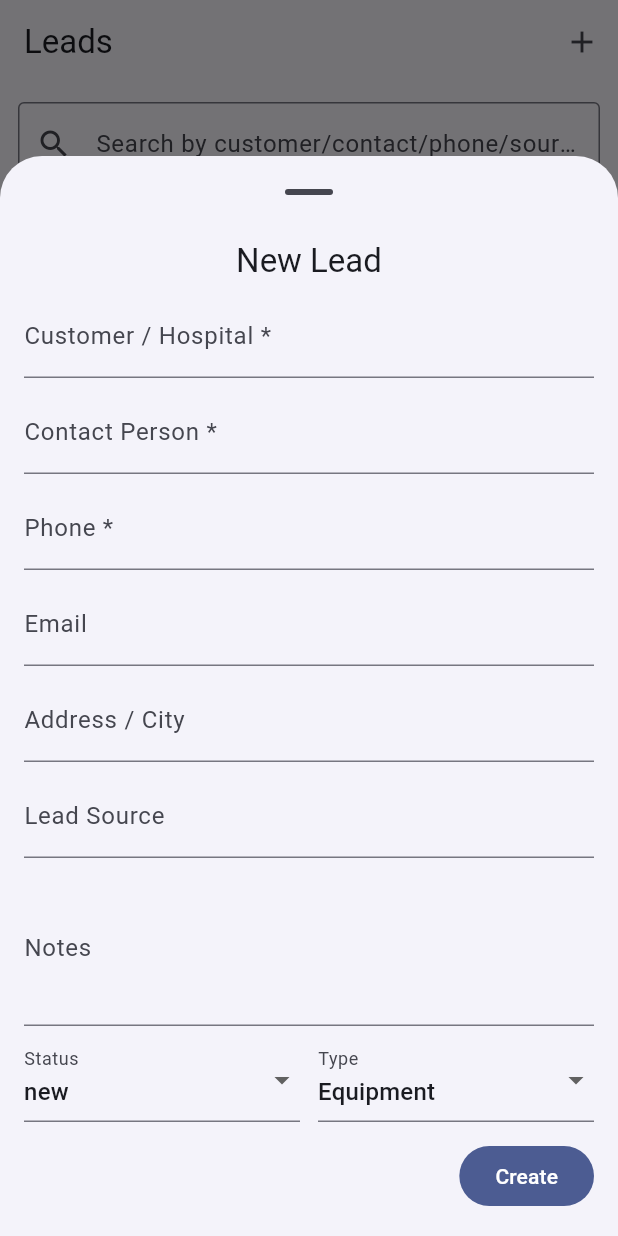
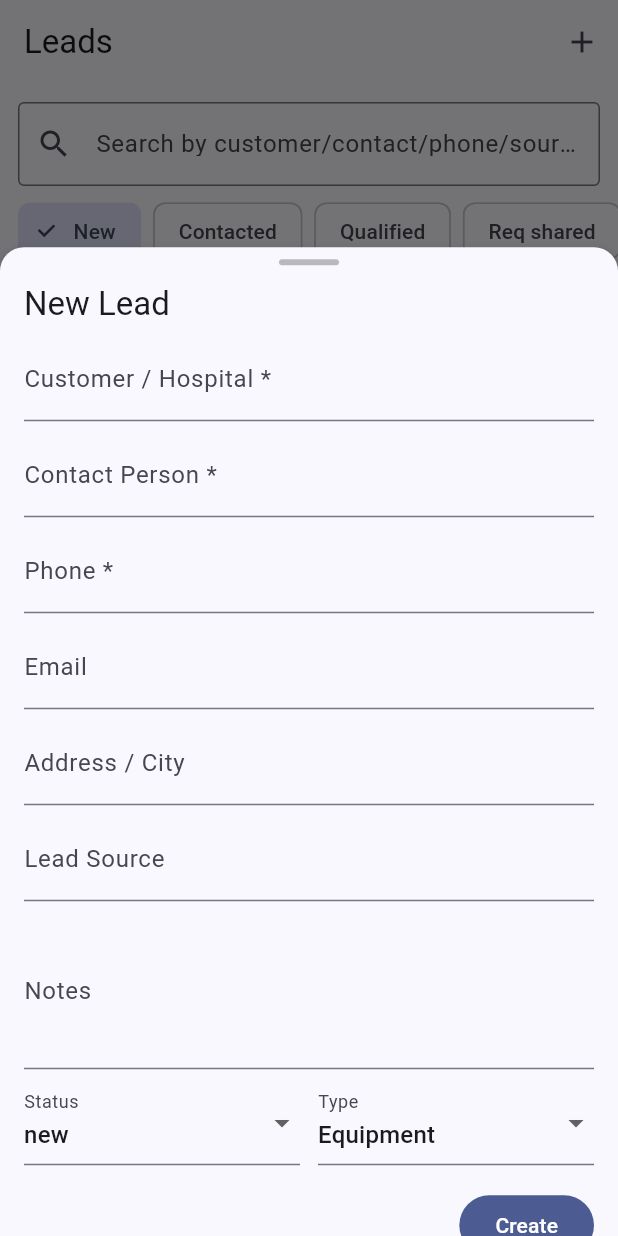
Before and after one commit to Vaibhavugile/medrentapp, a Flutter app: the LeadsScreen screen opened directly with empty values, after a tap on the "add" icon, on a phone screen of 412 x 824 dp. Run offline on Flutter 3.47's test engine with Material 3 defaults, Android fonts, the phone set to English and light mode, and no system bars; our stand-ins replace cloud_firestore, firebase_auth, firebase_core, geolocator, permission_handler; missing offline and left inert: flutter_foreground_task, mobile_scanner; accounts and stored records are empty.

```diff
--- a/lib/marketing/screens/leads_screen.dart
+++ b/lib/marketing/screens/leads_screen.dart
@@ -69,7 +69,6 @@ class _LeadsScreenState extends State<LeadsScreen> {
   }
 
 Future<void> _addLeadSheet() async {
-    // reset
   _customerCtrl.clear();
   _contactCtrl.clear();
   _phoneCtrl.clear();
@@ -83,77 +82,53 @@ class _LeadsScreenState extends State<LeadsScreen> {
   await showModalBottomSheet(
     context: context,
     isScrollControlled: true,
-      showDragHandle: true,
-      builder: (_) => SafeArea(
-        child: Padding(
-          padding: EdgeInsets.only(
-            left: 16, right: 16, top: 8,
-            bottom: 16 + MediaQuery.of(context).viewInsets.bottom,
+    backgroundColor: Colors.transparent,
+    builder: (_) {
+      final kb = MediaQuery.of(context).viewInsets.bottom;
+      return Padding(
+        padding: EdgeInsets.only(bottom: kb), // 🧠 keyboard padding
+        child: DraggableScrollableSheet(
+          expand: false,
+          initialChildSize: 0.8,
+          minChildSize: 0.4,
+          maxChildSize: 0.95,
+          builder: (ctx, scrollController) {
+            return Material(
+              elevation: 6,
+              color: Theme.of(ctx).colorScheme.surface,
+              borderRadius: const BorderRadius.vertical(top: Radius.circular(16)),
+              child: SafeArea(
+                top: false,
+                child: ListView(
+                  controller: scrollController,
+                  padding: const EdgeInsets.fromLTRB(16, 8, 16, 16),
+                  children: [
+                    Center(
+                      child: Container(
+                        width: 40, height: 4,
+                        margin: const EdgeInsets.only(bottom: 12),
+                        decoration: BoxDecoration(
+                          color: Colors.black26,
+                          borderRadius: BorderRadius.circular(2),
                         ),
-          child: SingleChildScrollView(
-            child: Column(
-              mainAxisSize: MainAxisSize.min,
-              children: [
-                Text('New Lead', style: Theme.of(context).textTheme.titleLarge),
+                      ),
+                    ),
+                    Text('New Lead', style: Theme.of(ctx).textTheme.titleLarge),
                     const SizedBox(height: 8),
 
-                Row(children: [
-                  Expanded(child: TextField(
-                    controller: _customerCtrl,
-                    decoration: const InputDecoration(labelText: 'Customer / Hospital *'),
-                  )),
-                ]),
+                    TextField(controller: _customerCtrl, decoration: const InputDecoration(labelText: 'Customer / Hospital *')),
                     const SizedBox(height: 8),
-
-                Row(children: [
-                  Expanded(child: TextField(
-                    controller: _contactCtrl,
-                    decoration: const InputDecoration(labelText: 'Contact Person *'),
-                  )),
-                ]),
+                    TextField(controller: _contactCtrl, decoration: const InputDecoration(labelText: 'Contact Person *')),
                     const SizedBox(height: 8),
-
-                Row(children: [
-                  Expanded(child: TextField(
-                    controller: _phoneCtrl,
-                    keyboardType: TextInputType.phone,
-                    decoration: const InputDecoration(labelText: 'Phone *'),
-                  )),
-                ]),
+                    TextField(controller: _phoneCtrl, keyboardType: TextInputType.phone, decoration: const InputDecoration(labelText: 'Phone *')),
                     const SizedBox(height: 8),
-
-                Row(children: [
-                  Expanded(child: TextField(
-                    controller: _emailCtrl,
-                    keyboardType: TextInputType.emailAddress,
-                    decoration: const InputDecoration(labelText: 'Email'),
-                  )),
-                ]),
+                    TextField(controller: _emailCtrl, keyboardType: TextInputType.emailAddress, decoration: const InputDecoration(labelText: 'Email')),
                     const SizedBox(height: 8),
-
-                Row(children: [
-                  Expanded(child: TextField(
-                    controller: _addrCtrl,
-                    decoration: const InputDecoration(labelText: 'Address / City'),
-                  )),
-                ]),
+                    TextField(controller: _addrCtrl, decoration: const InputDecoration(labelText: 'Address / City')),
                     const SizedBox(height: 8),
-
-                Row(children: [
-                  Expanded(child: TextField(
-                    controller: _sourceCtrl,
-                    decoration: const InputDecoration(labelText: 'Lead Source'),
-                  )),
-                ]),
+                    TextField(controller: _sourceCtrl, decoration: const InputDecoration(labelText: 'Lead Source')),
                     const SizedBox(height: 8),
-
-                Row(children: [
-                  Expanded(child: TextField(
-                    controller: _notesCtrl,
-                    maxLines: 3,
-                    decoration: const InputDecoration(labelText: 'Notes'),
-                  )),
-                ]),
+                    TextField(controller: _notesCtrl, maxLines: 3, decoration: const InputDecoration(labelText: 'Notes')),
                     const SizedBox(height: 8),
 
                     Row(children: [
@@ -164,9 +139,9 @@ class _LeadsScreenState extends State<LeadsScreen> {
                           DropdownMenuItem(value: 'new', child: Text('new')),
                           DropdownMenuItem(value: 'contacted', child: Text('contacted')),
                           DropdownMenuItem(value: 'qualified', child: Text('qualified')),
+                          DropdownMenuItem(value: 'req shared', child: Text('req shared')),
+                          DropdownMenuItem(value: 'converted', child: Text('converted')),
                           DropdownMenuItem(value: 'lost', child: Text('lost')),
-                      DropdownMenuItem(value: 'converted', child: Text('converted')),
-                      DropdownMenuItem(value: 'req shared', child: Text('req shared')),
                         ],
                         onChanged: (v){ if (v!=null) setState(()=>_status = v); },
                       )),
@@ -181,7 +156,7 @@ class _LeadsScreenState extends State<LeadsScreen> {
                         onChanged: (v){ if (v!=null) setState(()=>_type = v); },
                       )),
                     ]),
-                const SizedBox(height: 12),
+                    const SizedBox(height: 16),
 
                     Row(children: [
                       const Spacer(),
@@ -192,10 +167,8 @@ class _LeadsScreenState extends State<LeadsScreen> {
                           final ph   = _phoneCtrl.text.trim();
                           if (cust.isEmpty || cont.isEmpty || ph.isEmpty) {
                             ScaffoldMessenger.of(context).showSnackBar(
-                          const SnackBar(
-                            content: Text('Customer, Contact, Phone are required'),
-                            backgroundColor: Colors.red,
-                          ),
+                              const SnackBar(content: Text('Customer, Contact, Phone are required'),
+                                backgroundColor: Colors.red),
                             );
                             return;
                           }
@@ -212,7 +185,7 @@ class _LeadsScreenState extends State<LeadsScreen> {
                               leadSource: _sourceCtrl.text.trim(),
                               notes: _notesCtrl.text.trim(),
                               status: _status,
-                          type: _type, // NEW
+                              type: _type,
                             );
                             if (mounted) {
                               ScaffoldMessenger.of(context).showSnackBar(
@@ -222,7 +195,8 @@ class _LeadsScreenState extends State<LeadsScreen> {
                           } catch (e) {
                             if (mounted) {
                               ScaffoldMessenger.of(context).showSnackBar(
-                            SnackBar(content: Text('Failed to create lead: $e'), backgroundColor: Colors.red),
+                                SnackBar(content: Text('Failed to create lead: $e'),
+                                  backgroundColor: Colors.red),
                               );
                             }
                           }
@@ -233,8 +207,11 @@ class _LeadsScreenState extends State<LeadsScreen> {
                   ],
                 ),
               ),
+            );
+          },
         ),
-      ),
+      );
+    },
   );
 }
 
@@ -258,6 +235,7 @@ class _LeadsScreenState extends State<LeadsScreen> {
     final items = _filtered;
 
     return Scaffold(
+     resizeToAvoidBottomInset: true,
       appBar: AppBar(
         title: const Text('Leads'),
         actions: [
```
Also changed, not shown: lib/marketing/screens/marketing_visits_screen.dart (+54 -16 lines). Lines whose indentation alone changed are shown as unchanged.
